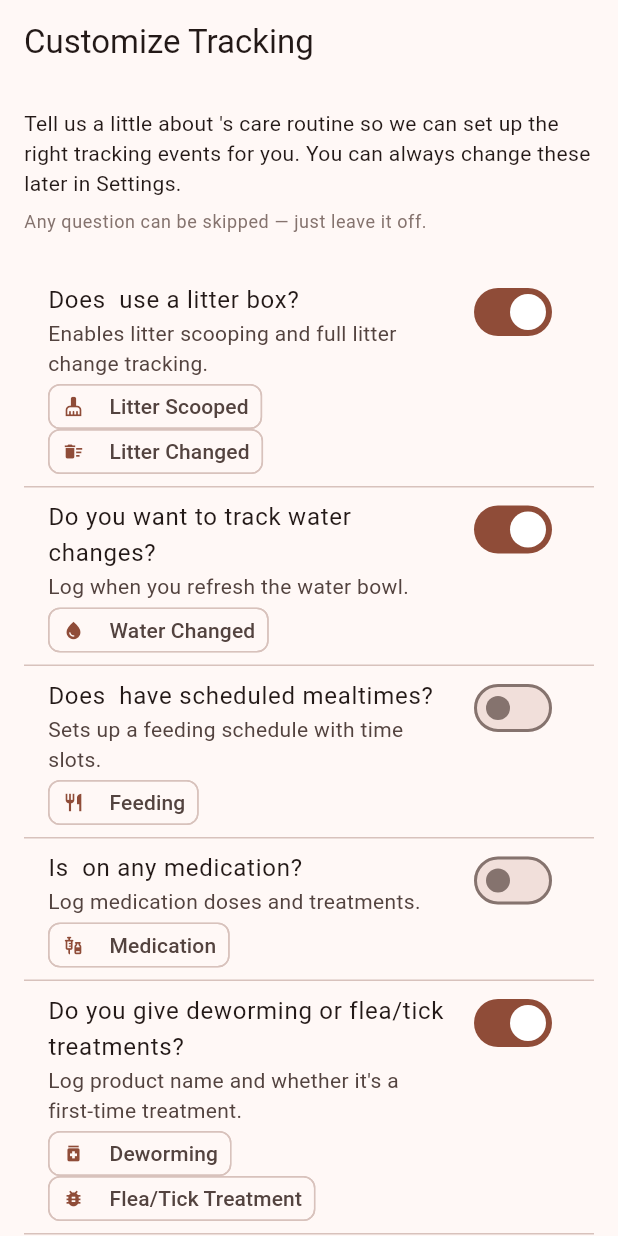
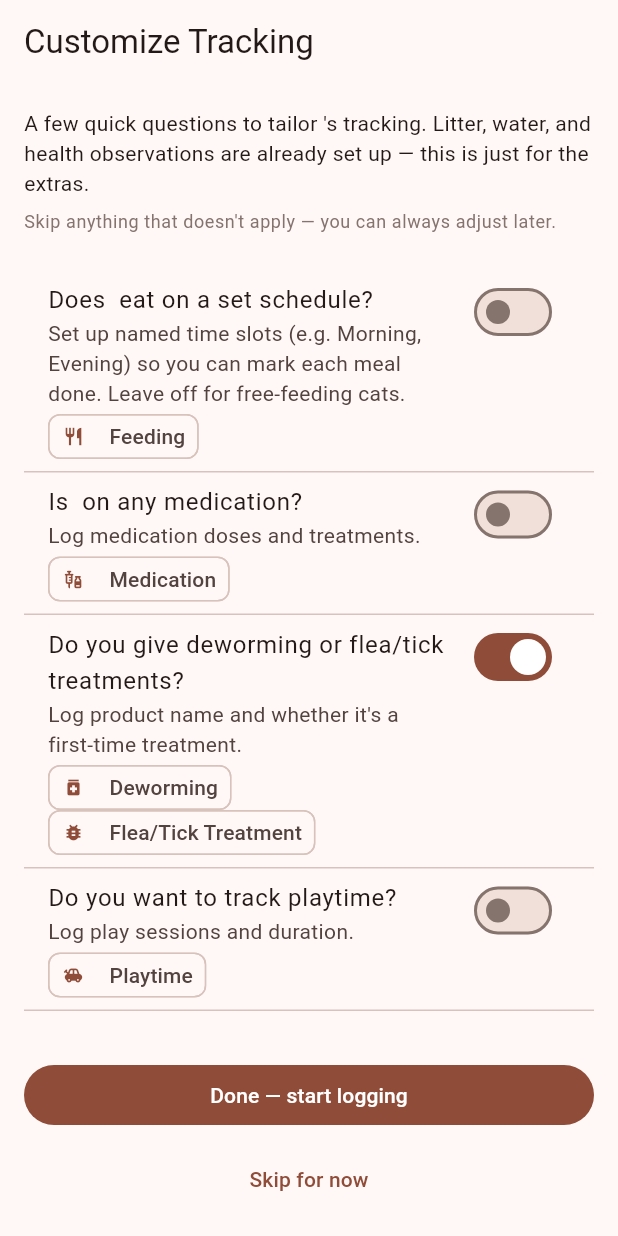
Before and after one commit to WuxiaScrub/pawlog, a Flutter app: the CatCareScreeningScreen screen opened directly with empty values, on a phone screen of 412 x 824 dp. Run offline on Flutter 3.47's test engine with Material 3 defaults, Android fonts, the phone set to English and light mode, and no system bars; our stand-ins replace drift, drift_flutter, fl_chart, flutter_local_notifications, flutter_riverpod, image_picker; missing offline and left inert: sqlite3; accounts and stored records are empty; generated files the repository leaves out were written again.

Commit message:
Assume litter and water tracking; slim screening to 4 questions
Litter scoop, litter change, and water change are now always-on defaults
(like vomit, hairball, and note) — no need to ask about them during
registration. The screening is down to 4 questions: feeding schedule,
medication, deworming/flea treatment, and playtime. Feeding question is
reworded to clarify it sets up named time slots for scheduled cats; free-
feeding cats simply leave it off.

Co-Authored-By: Claude Sonnet 4.6 <noreply@anthropic.com>
Claude-Session: https://claude.ai/code/session_01JcP3ESpMskTY2T8VXkcyF4

```diff
--- a/lib/features/cats/cat_care_screening_screen.dart
+++ b/lib/features/cats/cat_care_screening_screen.dart
@@ -38,8 +38,13 @@ class _ScreeningQuestion {
 
 class _CatCareScreeningScreenState
     extends ConsumerState<CatCareScreeningScreen> {
-  // Always-visible types — observations, not chores, so they can't be toggled off here.
+  // Always-visible types — assumed for virtually all cats, or are observations
+  // that can't be scheduled. Users can still remove them via the customize
+  // button on the home screen if needed.
   static const _alwaysOn = {
+    CatEventType.litterScoop,
+    CatEventType.litterChange,
+    CatEventType.waterChange,
     CatEventType.vomit,
     CatEventType.hairball,
     CatEventType.note,
@@ -54,20 +59,9 @@ class _CatCareScreeningScreenState
     super.initState();
     _questions = [
       _ScreeningQuestion(
-        question: 'Does ${widget.catName} use a litter box?',
-        subtitle: 'Enables litter scooping and full litter change tracking.',
-        types: [CatEventType.litterScoop, CatEventType.litterChange],
-        defaultEnabled: true,
-      ),
-      _ScreeningQuestion(
-        question: 'Do you want to track water changes?',
-        subtitle: 'Log when you refresh the water bowl.',
-        types: [CatEventType.waterChange],
-        defaultEnabled: true,
-      ),
-      _ScreeningQuestion(
-        question: 'Does ${widget.catName} have scheduled mealtimes?',
-        subtitle: 'Sets up a feeding schedule with time slots.',
+        question: 'Does ${widget.catName} eat on a set schedule?',
+        subtitle:
+            'Set up named time slots (e.g. Morning, Evening) so you can mark each meal done. Leave off for free-feeding cats.',
         types: [CatEventType.feeding],
         defaultEnabled: false,
       ),
@@ -125,12 +119,12 @@ class _CatCareScreeningScreenState
         padding: const EdgeInsets.all(16),
         children: [
           Text(
-            'Tell us a little about ${widget.catName}\'s care routine so we can set up the right tracking events for you. You can always change these later in Settings.',
+            'A few quick questions to tailor ${widget.catName}\'s tracking. Litter, water, and health observations are already set up — this is just for the extras.',
             style: Theme.of(context).textTheme.bodyMedium,
           ),
           const SizedBox(height: 8),
           Text(
-            'Any question can be skipped — just leave it off.',
+            'Skip anything that doesn\'t apply — you can always adjust later.',
             style: Theme.of(context).textTheme.bodySmall?.copyWith(
                   color: Theme.of(context).colorScheme.outline,
                 ),
```
